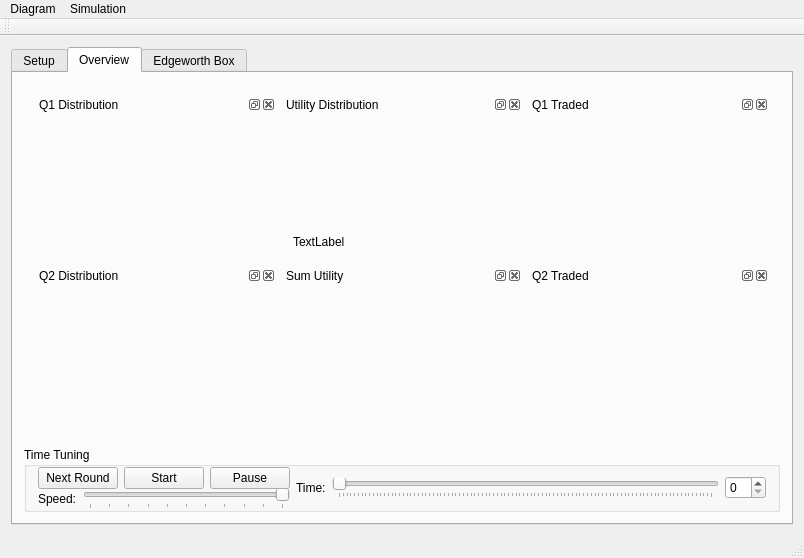
This is code/app/MarketPlayer/mainwindow.ui in kottalovag/marketplayer as Qt 5 draws it before an edit. The edited form follows.
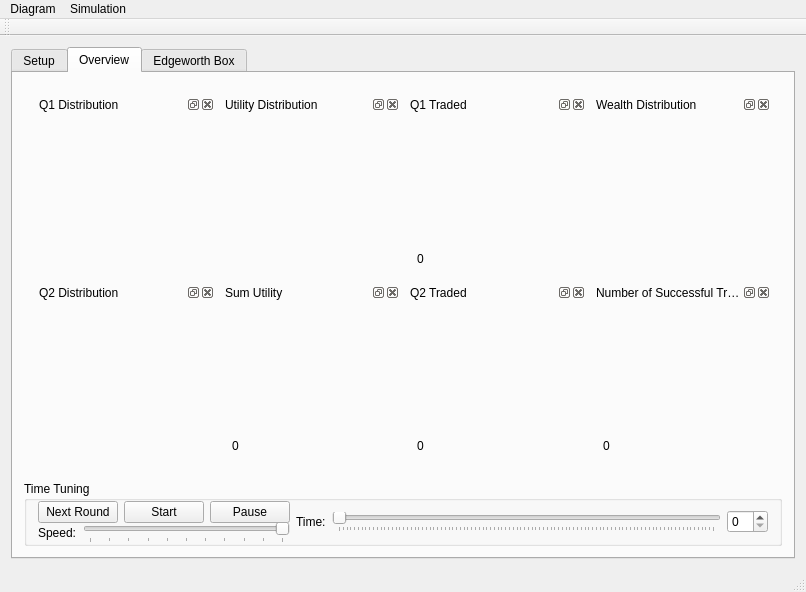
This is the edited form. Custom widgets are drawn as their Qt base class.

Commit message: [new] Wealth; Number of successful trades; Acceptance Strategy; DataTime labels

```diff
--- a/code/app/MarketPlayer/mainwindow.ui
+++ b/code/app/MarketPlayer/mainwindow.ui
@@ -6,8 +6,8 @@
    <rect>
     <x>0</x>
     <y>0</y>
-    <width>804</width>
-    <height>524</height>
+    <width>806</width>
+    <height>592</height>
    </rect>
   </property>
   <property name="windowTitle">
@@ -281,9 +281,23 @@
               <string>Q2 Traded</string>
              </property>
              <widget class="QWidget" name="dockWidgetContents_7">
-              <layout class="QHBoxLayout" name="horizontalLayout_7">
+              <layout class="QVBoxLayout" name="verticalLayout_11">
                <item>
-                <widget class="QCustomPlot" name="plotQ2Traded" native="true"/>
+                <widget class="QCustomPlot" name="plotQ2Traded" native="true">
+                 <property name="sizePolicy">
+                  <sizepolicy hsizetype="Preferred" vsizetype="Expanding">
+                   <horstretch>0</horstretch>
+                   <verstretch>0</verstretch>
+                  </sizepolicy>
+                 </property>
+                </widget>
+               </item>
+               <item>
+                <widget class="QLabel" name="labelQ2Traded">
+                 <property name="text">
+                  <string>0</string>
+                 </property>
+                </widget>
                </item>
               </layout>
              </widget>
@@ -295,7 +309,7 @@
               <string>Q2 Distribution</string>
              </property>
              <widget class="QWidget" name="dockWidgetContents_3">
-              <layout class="QHBoxLayout" name="horizontalLayout_6">
+              <layout class="QVBoxLayout" name="verticalLayout_16">
                <item>
                 <widget class="QCustomPlot" name="plotQ2Distribution" native="true"/>
                </item>
@@ -320,19 +334,6 @@
                  </property>
                 </widget>
                </item>
-               <item>
-                <widget class="QLabel" name="labelSumUtilities">
-                 <property name="sizePolicy">
-                  <sizepolicy hsizetype="Preferred" vsizetype="Preferred">
-                   <horstretch>0</horstretch>
-                   <verstretch>0</verstretch>
-                  </sizepolicy>
-                 </property>
-                 <property name="text">
-                  <string>TextLabel</string>
-                 </property>
-                </widget>
-               </item>
               </layout>
              </widget>
             </widget>
@@ -343,9 +344,23 @@
               <string>Q1 Traded</string>
              </property>
              <widget class="QWidget" name="dockWidgetContents_6">
-              <layout class="QHBoxLayout" name="horizontalLayout_4">
+              <layout class="QVBoxLayout" name="verticalLayout_12">
                <item>
-                <widget class="QCustomPlot" name="plotQ1Traded" native="true"/>
+                <widget class="QCustomPlot" name="plotQ1Traded" native="true">
+                 <property name="sizePolicy">
+                  <sizepolicy hsizetype="Preferred" vsizetype="Expanding">
+                   <horstretch>0</horstretch>
+                   <verstretch>0</verstretch>
+                  </sizepolicy>
+                 </property>
+                </widget>
+               </item>
+               <item>
+                <widget class="QLabel" name="labelQ1Traded">
+                 <property name="text">
+                  <string>0</string>
+                 </property>
+                </widget>
                </item>
               </layout>
              </widget>
@@ -357,7 +372,7 @@
               <string>Q1 Distribution</string>
              </property>
              <widget class="QWidget" name="dockWidgetContents_2">
-              <layout class="QHBoxLayout" name="horizontalLayout_5">
+              <layout class="QVBoxLayout" name="verticalLayout_15">
                <item>
                 <widget class="QCustomPlot" name="plotQ1Distribution" native="true"/>
                </item>
@@ -371,9 +386,71 @@
               <string>Sum Utility</string>
              </property>
              <widget class="QWidget" name="dockWidgetContents_8">
-              <layout class="QHBoxLayout" name="horizontalLayout_3">
+              <layout class="QVBoxLayout" name="verticalLayout_10">
                <item>
-                <widget class="QCustomPlot" name="plotSumUtility" native="true"/>
+                <widget class="QCustomPlot" name="plotSumUtility" native="true">
+                 <property name="sizePolicy">
+                  <sizepolicy hsizetype="Preferred" vsizetype="Expanding">
+                   <horstretch>0</horstretch>
+                   <verstretch>0</verstretch>
+                  </sizepolicy>
+                 </property>
+                </widget>
+               </item>
+               <item>
+                <widget class="QLabel" name="labelSumUtilities">
+                 <property name="sizePolicy">
+                  <sizepolicy hsizetype="Preferred" vsizetype="Preferred">
+                   <horstretch>0</horstretch>
+                   <verstretch>0</verstretch>
+                  </sizepolicy>
+                 </property>
+                 <property name="text">
+                  <string>0</string>
+                 </property>
+                </widget>
+               </item>
+              </layout>
+             </widget>
+            </widget>
+           </item>
+           <item row="1" column="3">
+            <widget class="QDockWidget" name="dockWidgetWealthDistribution">
+             <property name="windowTitle">
+              <string>Wealth Distribution</string>
+             </property>
+             <widget class="QWidget" name="dockWidgetContents_10">
+              <layout class="QVBoxLayout" name="verticalLayout_13">
+               <item>
+                <widget class="QCustomPlot" name="plotWealthDistribution" native="true"/>
+               </item>
+              </layout>
+             </widget>
+            </widget>
+           </item>
+           <item row="2" column="3">
+            <widget class="QDockWidget" name="dockWidgetNumSuccessful">
+             <property name="windowTitle">
+              <string>Number of Successful Trades</string>
+             </property>
+             <widget class="QWidget" name="dockWidgetContents">
+              <layout class="QVBoxLayout" name="verticalLayout_14">
+               <item>
+                <widget class="QCustomPlot" name="plotNumSuccessfulTrades" native="true">
+                 <property name="sizePolicy">
+                  <sizepolicy hsizetype="Preferred" vsizetype="Expanding">
+                   <horstretch>0</horstretch>
+                   <verstretch>0</verstretch>
+                  </sizepolicy>
+                 </property>
+                </widget>
+               </item>
+               <item>
+                <widget class="QLabel" name="labelNumSuccessful">
+                 <property name="text">
+                  <string>0</string>
+                 </property>
+                </widget>
                </item>
               </layout>
              </widget>
@@ -561,7 +638,7 @@
     <rect>
      <x>0</x>
      <y>0</y>
-     <width>804</width>
+     <width>806</width>
      <height>21</height>
     </rect>
    </property>
```
Left out of the diff: 41 changed lines with no effect on the pictures. Lines whose indentation alone changed are shown as unchanged. The commit also changes 4 other files.
